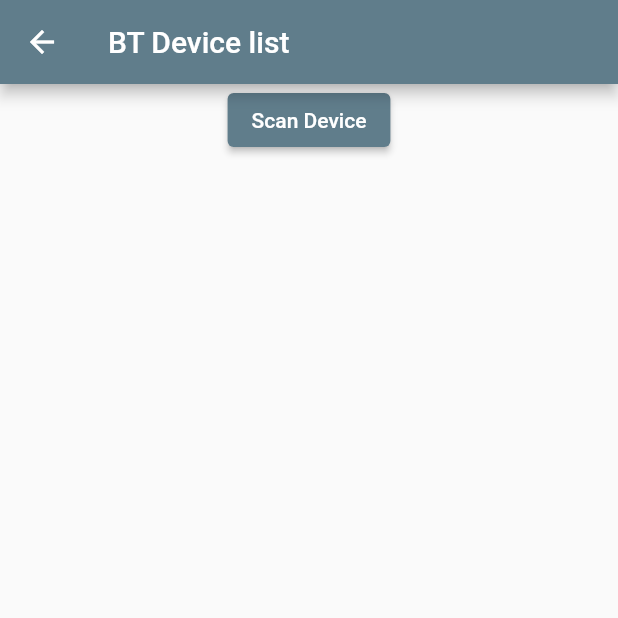
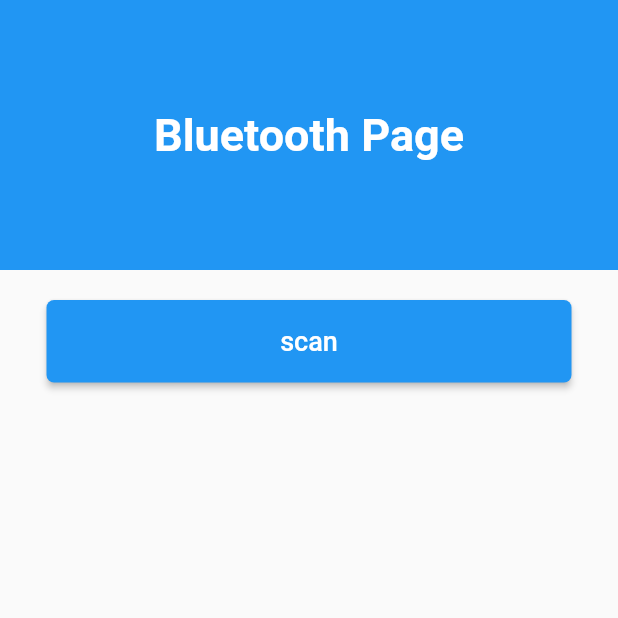
Before and after one commit to ncueteam/ncue_app_project, a Flutter app: the screen it shows after launch, after a tap on the "bluetooth" icon, on a phone screen of 412 x 824 dp, the top half of it. Run offline on Flutter 3.47's test engine with Material 2 defaults, Android fonts, the phone set to English and light mode, and no system bars; our stand-ins replace flutter_blue_plus, get, local_auth, typed_data, webview_flutter; missing offline and left inert: mqtt_client, mysql1.

Commit message:
藍芽升級

```diff
--- a/lib/screens/bluetooth.dart
+++ /dev/null
@@ -1,73 +0,0 @@
-import 'package:flutter/material.dart';
-import 'package:flutter_blue/flutter_blue.dart';
-
-class BluetoothPage extends StatefulWidget {
-  const BluetoothPage({super.key});
-
-  @override
-  BluetoothPageState createState() => BluetoothPageState();
-}
-class BluetoothPageState extends State<BluetoothPage> {
-  FlutterBlue flutterBlue = FlutterBlue.instance;
-  late BluetoothDevice selectedDevice;
-  late BluetoothCharacteristic selectedCharacteristic;
-  late bool on = false;
-  List<ScanResult> scanResults = []; // List to store scan results
-
-  @override
-  void initState() {
-    super.initState();
-    flutterBlue.state.listen((state) {
-      if (state == BluetoothState.on) {
-        scanDevices();
-      }
-    });
-  }
-
-  void scanDevices() {
-    scanResults = [];
-    flutterBlue.startScan(timeout: const Duration(seconds: 4));
-    flutterBlue.scanResults.listen((results) {
-      setState(() {
-        scanResults = results; // Update scan results
-      });
-    });
-  }
-
-  void connectToDevice(BluetoothDevice device) async {
-    await device.connect();
-    // List<BluetoothService> services = await device.discoverServices();
-    setState(() {
-      selectedDevice = device;
-      on = true;
-    });
-  }
-
-  @override
-  Widget build(BuildContext context) {
-    return Scaffold(
-      appBar: AppBar(
-        title: const Text('BT Device list'),
-      ),
-      body: Column(
-        children: [
-          ElevatedButton(
-            onPressed: scanDevices,
-            child: const Text('Scan Device'),
-          ),
-          ListView.builder(
-            shrinkWrap: true,
-            itemCount: scanResults.length,
-            itemBuilder: (context, index) {
-              final result = scanResults[index];
-              return ListTile(
-                title: Text(result.device.name),
-                subtitle: Text(result.device.id.toString()),
-              );
-            },
-          ),
-        ],
-      ),
-    );
-  }
-}
--- /dev/null
+++ b/lib/screens/bt_page.dart
@@ -0,0 +1,90 @@
+import 'package:flutter/material.dart';
+import 'package:flutter_blue_plus/flutter_blue_plus.dart';
+import 'package:get/get_state_manager/src/simple/get_state.dart';
+import 'package:ncue_aiot/services/bluetooth_service.dart';
+
+class BTPage extends StatefulWidget {
+  const BTPage({super.key});
+
+  @override
+  BTPageState createState() => BTPageState();
+
+}
+class BTPageState extends State<BTPage> {
+  @override
+  Widget build(BuildContext context) {
+    return Scaffold(
+      body: GetBuilder<BluetoothController>(
+        init: BluetoothController(),
+        builder: (controller) {
+          return SingleChildScrollView(
+            child: Column(
+              children: [
+                Container(
+                  height: 180,
+                  width: double.infinity,
+                  color: Colors.blue,
+                  child: const Center(
+                    child: Text(
+                      "Bluetooth Page",
+                      style: TextStyle(
+                        color: Colors.white,
+                        fontSize: 30,
+                        fontWeight: FontWeight.bold
+                      ),
+                    ),
+                  ),
+                ),
+                const SizedBox(height: 20),
+                Center(
+                  child: ElevatedButton(
+                    onPressed: ()=>controller.scanDevices(),
+                    style: ElevatedButton.styleFrom(
+                      foregroundColor: Colors.white,
+                      backgroundColor: Colors.blue,
+                      minimumSize: const Size(350, 55),
+                      shape: const RoundedRectangleBorder(
+                        borderRadius: BorderRadius.all(Radius.circular(5)),
+                      )
+                    ),
+                    child: const Text(
+                      "scan",
+                      style: TextStyle(
+                      fontSize: 18
+                    ),),
+                  ),
+                ),
+                const SizedBox(height: 20),
+                StreamBuilder<List<ScanResult>>(
+                  stream:controller.scanResults,
+                  builder: (context, snapshot) {
+                    if (snapshot.hasData) {
+                      return ListView.builder(
+                        shrinkWrap: true,
+                        itemCount: snapshot.data!.length,
+                        itemBuilder: (context, index) {
+                          final data = snapshot.data![index];
+                          return Card(
+                            elevation: 2,
+                            child: ListTile(
+                              title: Text(data.device.name),
+                              subtitle: Text(data.device.id.id),
+                              trailing: Text(data.rssi.toString()),
+                            ),
+                          );
+                        },
+                      );
+                    } else {
+                      return const Center(child: Text("No device found"));
+                    }
+                  },
+                )
+
+              ],
+            ),
+          );
+        }
+      ),
+    );
+  }
+}
--- a/lib/screens/home_screen.dart
+++ b/lib/screens/home_screen.dart
@@ -1,7 +1,7 @@
 import 'package:flutter/material.dart';
 
 import '../services/local_auth_service.dart';
-import 'bluetooth.dart';
+import 'bt_page.dart';
 import 'database.dart';
 import 'mqtt.dart';
 import 'google.dart';
@@ -58,7 +58,7 @@ class _HomeScreenState extends State<HomeScreen> {
         onPressed: () {
           Navigator.push(
             context,
-            MaterialPageRoute(builder: (context) => MqttPage()),
+            MaterialPageRoute(builder: (context) => const MqttPage()),
           );
         },
       ),
@@ -76,7 +76,7 @@ class _HomeScreenState extends State<HomeScreen> {
         onPressed: () {
           Navigator.push(
             context,
-            MaterialPageRoute(builder: (context) => const BluetoothPage()),
+            MaterialPageRoute(builder: (context) => const BTPage()),
           );
         },
       ),
--- /dev/null
+++ b/lib/services/bluetooth_service.dart
@@ -0,0 +1,12 @@
+import 'package:flutter_blue_plus/flutter_blue_plus.dart';
+import 'package:get/get.dart';
+
+class BluetoothController extends GetxController{
+  FlutterBluePlus flutterBlue = FlutterBluePlus.instance;
+  Future scanDevices() async{
+    flutterBlue.startScan(timeout: const Duration(seconds: 5));
+    flutterBlue.stopScan();
+  }
+
+  Stream<List<ScanResult>> get scanResults => flutterBlue.scanResults;
+}
--- a/pubspec.yaml
+++ b/pubspec.yaml
@@ -11,7 +11,10 @@ dependencies:
   local_auth: ^2.1.6
   mqtt_client: ^9.8.1
   webview_flutter: ^2.0.0
-  flutter_blue: ^0.8.0
+  #藍芽部分
+  get: ^4.6.5
+  flutter_blue_plus: ^1.5.2
+  #資料庫
   mysql1: ^0.20.0
   #shelf: ^1.4.1
   #shelf_static: ^1.1.2
```
Also changed, not shown: lib/screens/mqtt.dart (+11 -9 lines), pubspec.lock, 1 other file.
